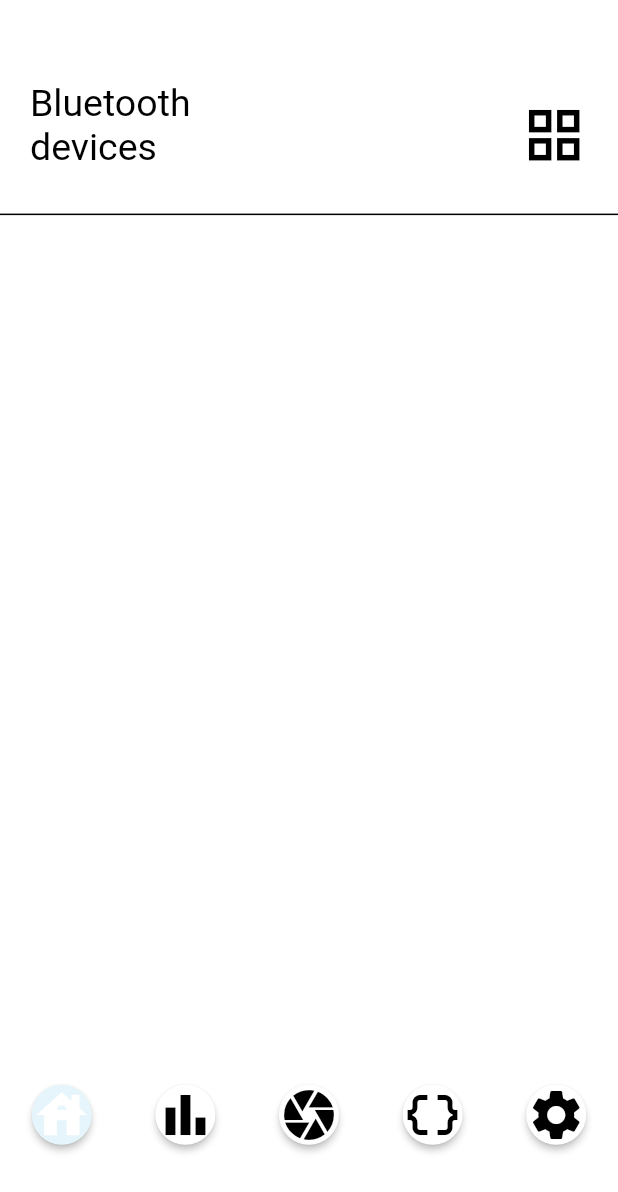
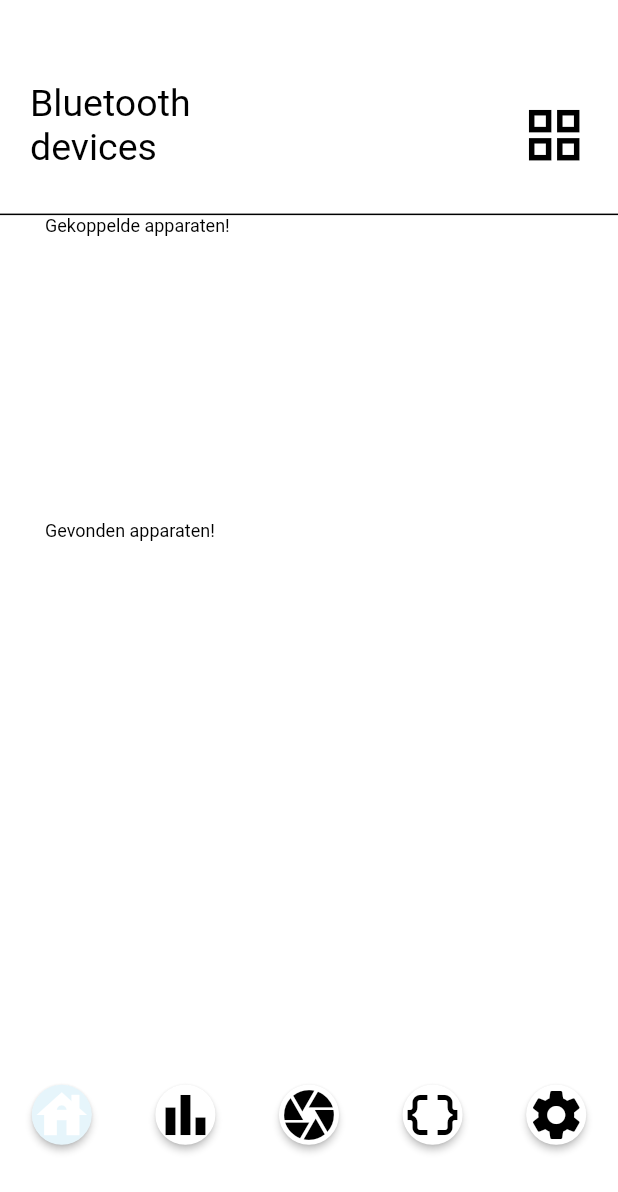
Before and after one commit to HrProject56/TINPRJ0456_app, a Flutter app: the BluetoothView screen opened by its route, on a phone screen of 412 x 824 dp. Shown: the top 1192 px of the screen. Run offline on Flutter 3.47's test engine with Material 2 defaults, Android fonts, the phone set to English and light mode, and no system bars; our stand-ins replace flutter_blue.

Commit message:
Update met het ontdekken van bluetoothdevices en het verbinden daarvan

```diff
--- a/lib/presenters/bluetoothPresenter.dart
+++ b/lib/presenters/bluetoothPresenter.dart
@@ -12,16 +12,18 @@ import 'package:flutter/material.dart';
 import 'package:flutter/services.dart';
 import 'package:flutter_blue/flutter_blue.dart';
 import '../utils/uiFunctions.dart';
+import 'dart:convert';
 
 
 class BluetoothPresenter
 {
-  late List<BluetoothDevice>  _cdevices;  /// Connected devices
-  late List<BluetoothDevice>  _sdevices;  /// Search devices
-  List<Widget>           _devices = [];   /// List with Widgets and device information
-  late bool                   _connected; /// State if connecteds
-  int                         _timeout = 120;
-  late FlutterBlue            _flutterBlue;
+  late List<BluetoothDevice>                    _cdevices;              /// Connected devices
+  late StreamController<List<BluetoothDevice>>  _connectedDevices;
+  late StreamController<List<BluetoothDevice>>  _sdevices;              /// Search devices
+  late List<BluetoothDevice>                    _searchDevices;
+  late bool                                     _connected;             /// State if connecteds
+  final int                                     _timeout = 60;
+  late FlutterBlue                              _flutterBlue;
 
 
   /**
@@ -30,25 +32,24 @@ class BluetoothPresenter
   BluetoothPresenter()
   {
     _cdevices = [];
-    _sdevices = [];
+    _connectedDevices = StreamController<List<BluetoothDevice>>.broadcast();
+    _sdevices = StreamController<List<BluetoothDevice>>.broadcast();
+    _searchDevices = [];
     _connected = false;
     _flutterBlue = FlutterBlue.instance;
-    _devices = [];
 
-    // FlutterBlue.instance.state.listen((state) {
-    //   if (state == BluetoothState.off) {
-    //     /// TODO: Alert user
-    //     print("[info]\tZet uw bluetooth eerst aan!");
-    //   } else if (state == BluetoothState.on) {
-    //     try {
-    //       print("[info]\tGefeliciteerd uw bluetooth staat aan!");
-    //     } on PlatformException {
-    //       /// TODO: Error system
-    //     }
-    //   }
-    //
-    //
-    // });
+    FlutterBlue.instance.state.listen((state) {
+      if (state == BluetoothState.off) {
+        /// TODO: Alert user
+        print("[info]\tZet uw bluetooth eerst aan!");
+      } else if (state == BluetoothState.on) {
+        try {
+          print("[info]\tGefeliciteerd uw bluetooth staat aan!");
+        } on PlatformException {
+          /// TODO: Error system
+        }
+      }
+    });
 
     scanForDevices();
   }
@@ -60,36 +61,30 @@ class BluetoothPresenter
   void scanForDevices() async
   {
     /// Make sure devices list is empty
-    _devices.clear();
+    _sdevices.stream.drain();
     List<String> b_ids = [];
+    _searchDevices.clear();
 
     try {
-      _flutterBlue.startScan(timeout: Duration(seconds: _timeout), scanMode: ScanMode.lowPower, allowDuplicates: false);
+      _flutterBlue.startScan(timeout: Duration(seconds: _timeout), scanMode: ScanMode.balanced, allowDuplicates: false);
 
       StreamSubscription<List<ScanResult>> stream = _flutterBlue.scanResults.listen((results) {
-
         for (ScanResult s in results) {
           if (s.device.name.length > 0 && !b_ids.contains(s.device.id.id)) {
             b_ids.add(s.device.id.id);
-            // _sdevices.add(s.device);
-            // addWidgetToList(s.device);
-            print('[info]\tDevice: ${s.device.id.id} with name ${s.device.name} and length: ${s.device.name.length} with RSSI: ${s.rssi} found!!\n');
-            //print('[info]\tGrootte lijst: ${_sdevices.length}\n');
+            _searchDevices.add(s.device);
+            _sdevices.sink.add(_searchDevices);
+            // print('[info]\tDevice: ${s.device.id.id} with name ${s.device.name} and length: ${s.device.name.length} with RSSI: ${s.rssi} found!!\n');
 
-            if (s.device.id.id == "08:3A:F2:31:9B:68") {
-              print("address: found!");
-            }
+            // if (s.device.id.id == "08:3A:F2:31:9B:68") {
+            //   print("address: found!");
+            // }
           }
         }
       });
-
-      // _flutterBlue.connectedDevices.then((value) => {
-      //   for (BluetoothDevice b in value) {
-      //     print('Device: ${b.id.id} with name: ${b.name}\n')
-      //   }
-      // });
     } on PlatformException {
       /// TODO: Build own error system
+
     }
 
     stopScanning();
@@ -106,12 +101,59 @@ class BluetoothPresenter
 
 
   /**
+   * Method to make a connection with a bluetooth device
+   */
+  void connectToDevice(BluetoothDevice device) async
+  {
+    try {
+      await device.connect(timeout: Duration(seconds: 10), autoConnect: false);
+      print('[info]\tSuccesvol gekoppeld aan apparaat: ${device.name}\n');
+    } on PlatformException {
+
+    }
+
+    _cdevices.add(device);
+    _connectedDevices.sink.add(_cdevices);
+    _searchDevices.remove(device);
+
+    var asciiDecoder = AsciiDecoder();
+
+    List<BluetoothService> services = await device.discoverServices();
+    services.forEach((x) {
+        x.characteristics.forEach((y) {
+          y.descriptors.forEach((z) async {
+            List<int> value = await z.read();
+            print('[info]\tData: ${value}');
+            //print('[info]\tData: ${asciiDecoder.convert(value)}');
+          });
+        });
+    });
+  }
+
+
+  /**
    *
    */
-  void addWidgetToList(BluetoothDevice device)
+  void disconnectDevice(BluetoothDevice device)
   {
-    _devices.add(Container(
-      height: 30.00,
+    try {
+      device.disconnect();
+    } on PlatformException {
+
+    }
+
+    _cdevices.remove(device);
+    _connectedDevices.sink.add(_cdevices);
+  }
+
+
+  /**
+   *
+   */
+  Widget addWidgetToList(BluetoothDevice device, bool conn)
+  {
+    return Container(
+      height: 60.00,
       alignment: Alignment.centerRight,
       decoration: BoxDecoration(
         border: Border(
@@ -122,19 +164,49 @@ class BluetoothPresenter
           ),
         ),
       ),
-      child: Text(
-        device.name,
-        style: TextStyle(
-          fontSize: 30.00,
-          color: UIFunctions.toggleFontColor(),
-        ),
+      child: Row(
+        children: <Widget>[
+          Container(
+            width: 250.0,
+            child: Text(
+              device.name,
+              style: TextStyle(
+                fontSize: 20.00,
+                color: UIFunctions.toggleFontColor(),
+              ),
+            ),
+          ),
+          Container(
+            width: 50.0,
+            alignment: Alignment.center,
+            child: MaterialButton(
+              onPressed: () async {
+                conn == false ? connectToDevice(device) : disconnectDevice(device);
+              },
+              child: Icon(
+                conn == false ? Icons.add_circle_outline : Icons.remove_circle_outline,
+                size: 25.0,
+                color: UIFunctions.toggleFontColor(),
+              ),
+            ),
+          ),
+        ],
       ),
-    ));
+    );
   }
 
 
   ///
   /// Getters
   ///
-  List<Widget> get getDevices => _devices;
+  StreamController<List<BluetoothDevice>> getSearchList()
+  {
+    return _sdevices;
+  }
+
+
+  StreamController<List<BluetoothDevice>> getConnectedList()
+  {
+    return _connectedDevices;
+  }
 }
--- a/lib/views/bluetoothView.dart
+++ b/lib/views/bluetoothView.dart
@@ -8,6 +8,7 @@
 
 
 import 'package:flutter/material.dart';
+import 'package:flutter_blue/flutter_blue.dart';
 import '../utils/uiFunctions.dart';
 import '../presenters/bluetoothPresenter.dart';
 
@@ -69,11 +70,72 @@ class _BluetoothView extends State<BluetoothView>
 										),
 									),
 								),
-								child: ListView.builder (
-									itemCount: bluetoothPresenter.getDevices.length,
-									itemBuilder: (BuildContext context, int index) {
-										return bluetoothPresenter.getDevices.last;
-									},
+								child: Column(
+									children: <Widget>[
+										// Content of the connected devices
+										Container(
+											alignment: Alignment.bottomLeft,
+											child: Text(
+												"Gekoppelde apparaten!",
+												style: TextStyle(
+													fontSize: 12.00,
+													color: UIFunctions.toggleFontColor(),
+												),
+											),
+										),
+										Container(
+											height: UIFunctions.calculateHeightByFactor(context, 23.0),
+											child: StreamBuilder<List<BluetoothDevice>> (
+												stream: bluetoothPresenter.getConnectedList().stream,
+												builder: (context, stream) {
+													if (stream.hasData) {
+														List<BluetoothDevice> l = stream.data!;
+														return ListView.builder (
+																itemCount: l.length,
+																scrollDirection: Axis.vertical,
+																shrinkWrap: true,
+																itemBuilder: (BuildContext context, int index) {
+																	return bluetoothPresenter.addWidgetToList(l[index], true);
+																});
+													} else {
+														return Container();
+													}
+												},
+											),
+										),
+
+										// Content of the searched devices
+										Container(
+											alignment: Alignment.bottomLeft,
+											child: Text(
+													"Gevonden apparaten!",
+													style: TextStyle(
+														fontSize: 12.00,
+														color: UIFunctions.toggleFontColor(),
+													),
+											),
+										),
+										Container(
+											height: UIFunctions.calculateHeightByFactor(context, 33.0),
+											child: StreamBuilder<List<BluetoothDevice>> (
+												stream: bluetoothPresenter.getSearchList().stream,
+												builder: (context, stream) {
+													if (stream.hasData) {
+														List<BluetoothDevice> l = stream.data!;
+														return ListView.builder (
+																itemCount: l.length,
+																scrollDirection: Axis.vertical,
+																shrinkWrap: true,
+																itemBuilder: (BuildContext context, int index) {
+																	return bluetoothPresenter.addWidgetToList(l[index], false);
+																});
+													} else {
+														return Container();
+													}
+												},
+											),
+										),
+									],
 								),
 							),
 
```
Also changed, not shown: lib/models/bluetoothDeviceModel.dart (added, +53 -0 lines).
